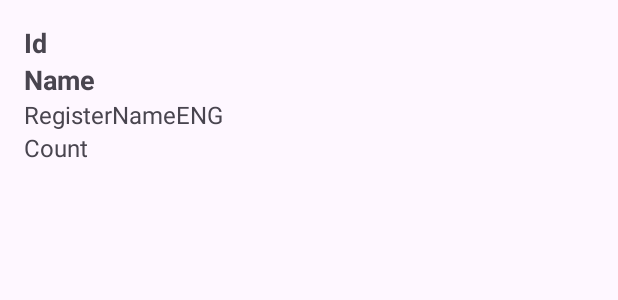
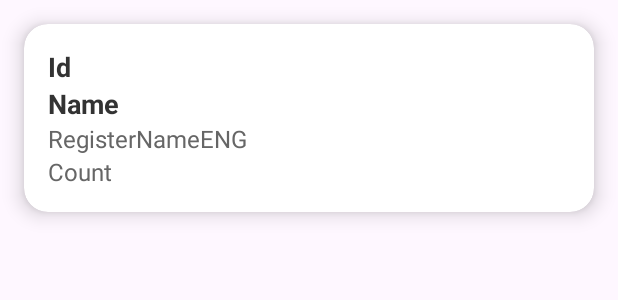
Before and after one commit to akpp91/JobAssignment_Android, an Android app: the layout item_library.xml on its own in the app's theme, with its tools: preview values and no code run, on a phone screen of 412 x 824 dp. Shown: the top 300 px of the screen. Run offline under Robolectric (Android 15) with nearby library versions, the phone set to English and light mode, and no system bars.

Commit message:
recyclearview presentable done

```diff
--- a/app/src/main/java/com/example/jobassignment_android/adapter/LibraryItemAdapter.java
+++ b/app/src/main/java/com/example/jobassignment_android/adapter/LibraryItemAdapter.java
@@ -31,10 +31,10 @@ public class LibraryItemAdapter extends RecyclerView.Adapter<LibraryItemAdapter.
     @Override
     public void onBindViewHolder(@NonNull ViewHolder holder, int position) {
         LibraryItem libraryItem = libraryItemList.get(position);
-        holder.idTextView.setText(String.valueOf(libraryItem.getId()));
-        holder.nameTextView.setText(libraryItem.getName());
-        holder.registerNameEngTextView.setText(libraryItem.getRegisterNameEng());
-        holder.countTextView.setText(String.valueOf(libraryItem.getCount()));
+        holder.idTextView.setText("ID: " + String.valueOf(libraryItem.getId()));
+        holder.nameTextView.setText("Name: " + libraryItem.getName());
+        holder.registerNameEngTextView.setText("RegisterNameENG: " + libraryItem.getRegisterNameEng());
+        holder.countTextView.setText("Count: " + String.valueOf(libraryItem.getCount()));
     }
 
     @Override
--- a/app/src/main/res/layout/item_library.xml
+++ b/app/src/main/res/layout/item_library.xml
@@ -1,5 +1,15 @@
 <?xml version="1.0" encoding="utf-8"?>
-<LinearLayout xmlns:android="http://schemas.android.com/apk/res/android"
+<androidx.cardview.widget.CardView xmlns:android="http://schemas.android.com/apk/res/android"
+    xmlns:app="http://schemas.android.com/apk/res-auto"
+    xmlns:tools="http://schemas.android.com/tools"
+    android:layout_width="match_parent"
+    android:layout_height="wrap_content"
+    android:layout_margin="16dp"
+    app:cardCornerRadius="16dp"
+    app:cardElevation="8dp"
+    app:cardBackgroundColor="#FFFFFF">
+
+<LinearLayout
 android:layout_width="match_parent"
 android:layout_height="wrap_content"
 android:orientation="vertical"
@@ -11,7 +21,8 @@
     android:layout_height="wrap_content"
     android:text="Id"
     android:textSize="18sp"
-        android:textStyle="bold" />
+    android:textStyle="bold"
+    android:textColor="#333333" />
 
 <TextView
     android:id="@+id/textViewName"
@@ -19,20 +30,24 @@
     android:layout_height="wrap_content"
     android:text="Name"
     android:textSize="18sp"
-        android:textStyle="bold" />
+    android:textStyle="bold"
+    android:textColor="#333333" />
 
 <TextView
     android:id="@+id/textViewRegisterNameENG"
     android:layout_width="match_parent"
     android:layout_height="wrap_content"
     android:text="RegisterNameENG"
-        android:textSize="16sp" />
+    android:textSize="16sp"
+    android:textColor="#666666" />
 
 <TextView
     android:id="@+id/textViewCount"
     android:layout_width="match_parent"
     android:layout_height="wrap_content"
     android:text="Count"
-        android:textSize="16sp" />
+    android:textSize="16sp"
+    android:textColor="#666666" />
 
 </LinearLayout>
+    </androidx.cardview.widget.CardView>
```
Lines whose indentation alone changed are shown as unchanged.
